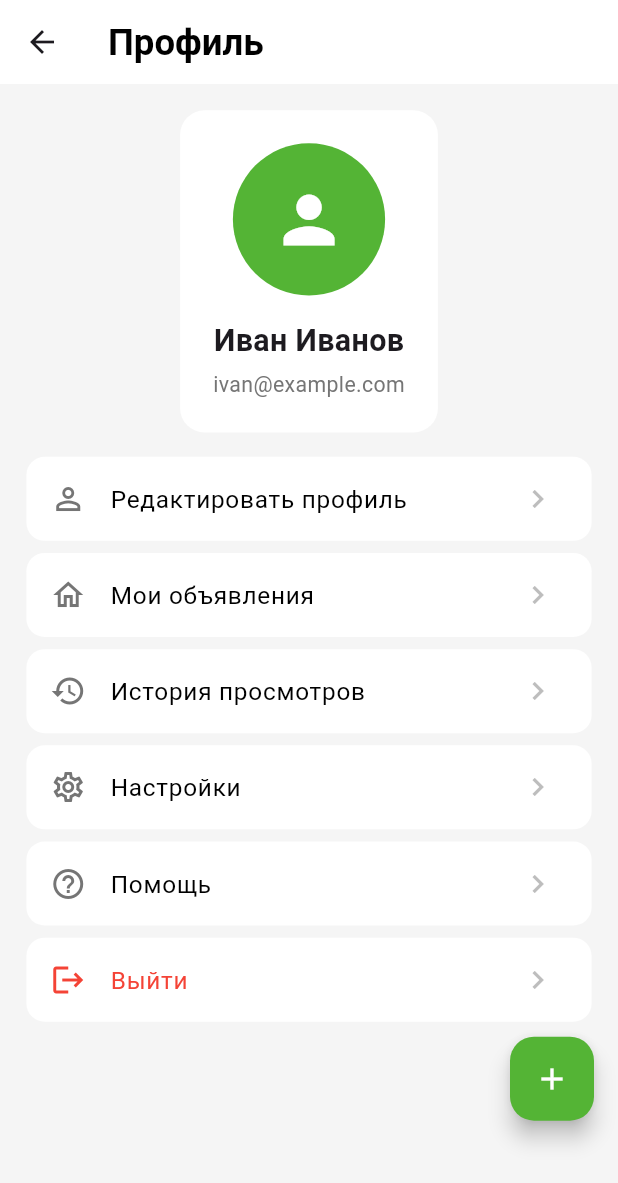
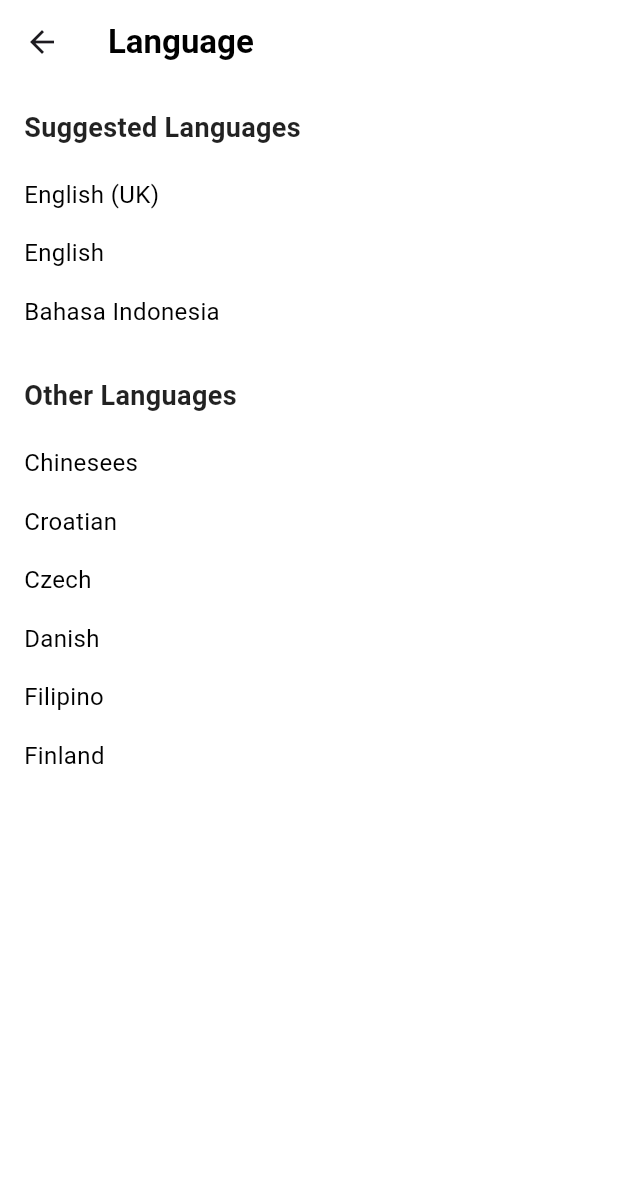
Before and after one commit to Nurtilekb/kvartant, a Flutter app: the ProfileTab screen opened directly, after a tap on "Настройки", on a phone screen of 412 x 824 dp. Shown: the top 1183 px of the screen. Run offline on Flutter 3.47's test engine with Material 3 defaults, Android fonts, the phone set to English and light mode, and no system bars; our stand-ins replace firebase_auth, firebase_core, flutter_screenutil, google_sign_in, sign_in_with_apple; accounts and stored records are empty.

Commit message:
add lang select page

```diff
--- /dev/null
+++ b/lib/language_scren.dart
@@ -0,0 +1,81 @@
+import 'package:flutter/material.dart';
+
+/// Экран выбора языка
+class LanguageScreen extends StatelessWidget {
+  const LanguageScreen({super.key});
+
+  @override
+  Widget build(BuildContext context) {
+    return Scaffold(
+      backgroundColor: Colors.white,
+      appBar: AppBar(
+        backgroundColor: Colors.white,
+        elevation: 0,
+        title: const Text(
+          'Language',
+          style: TextStyle(
+            color: Colors.black,
+            fontWeight: FontWeight.bold,
+          ),
+        ),
+        centerTitle: false,
+      ),
+      body: SafeArea(
+        child: ListView(
+          padding: const EdgeInsets.symmetric(horizontal: 16.0),
+          children: [
+            const SizedBox(height: 16),
+
+            // Suggested Languages
+            const Text(
+              'Suggested Languages',
+              style: TextStyle(
+                fontSize: 18,
+                fontWeight: FontWeight.w600,
+                color: Colors.black87,
+              ),
+            ),
+            const SizedBox(height: 12),
+            _buildLanguageItem('English (UK)'),
+            _buildLanguageItem('English'),
+            _buildLanguageItem('Bahasa Indonesia'),
+
+            const SizedBox(height: 24),
+
+            // Other Languages
+            const Text(
+              'Other Languages',
+              style: TextStyle(
+                fontSize: 18,
+                fontWeight: FontWeight.w600,
+                color: Colors.black87,
+              ),
+            ),
+            const SizedBox(height: 12),
+            _buildLanguageItem('Chinesees'), // так на скриншоте
+            _buildLanguageItem('Croatian'),
+            _buildLanguageItem('Czech'),
+            _buildLanguageItem('Danish'),
+            _buildLanguageItem('Filipino'),
+            _buildLanguageItem('Finland'), // так на скриншоте (вместо Finnish)
+
+            const SizedBox(height: 20),
+          ],
+        ),
+      ),
+    );
+  }
+
+  Widget _buildLanguageItem(String language) {
+    return Padding(
+      padding: const EdgeInsets.symmetric(vertical: 8.0),
+      child: Text(
+        language,
+        style: const TextStyle(
+          fontSize: 16,
+          color: Colors.black,
+        ),
+      ),
+    );
+  }
+}
--- a/lib/screens/home/profile_tab.dart
+++ b/lib/screens/home/profile_tab.dart
@@ -1,6 +1,8 @@
 import 'package:flutter/material.dart';
 import 'package:flutter_screenutil/flutter_screenutil.dart';
 import 'package:_kvartant/widgets/profile_menu_item.dart';
+
+import '../../language_scren.dart';
 
 /// Вкладка Профиль
 class ProfileTab extends StatelessWidget {
@@ -85,7 +87,10 @@ class ProfileTab extends StatelessWidget {
             ProfileMenuItem(
               icon: Icons.settings_outlined,
               title: 'Настройки',
-              onTap: () {},
+              onTap: () {
+                Navigator.push(context,
+                    MaterialPageRoute(builder: (context) => LanguageScreen()));
+              },
             ),
             ProfileMenuItem(
               icon: Icons.help_outline,
```
